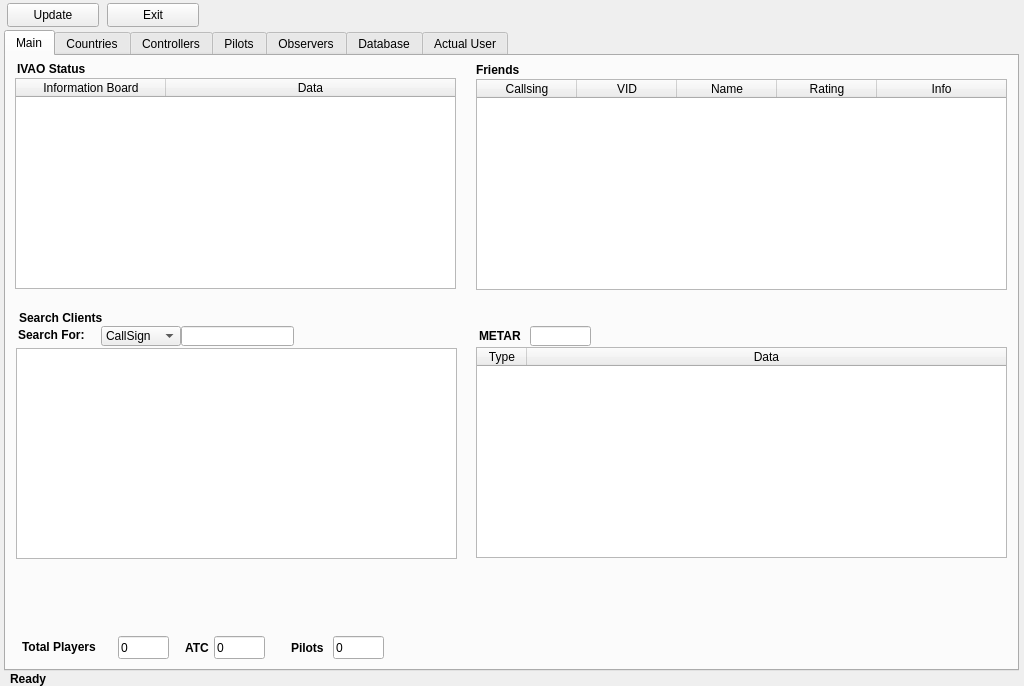
Before: the Qt Designer form QtUI/MainWindow_UI.ui in emper0r/IVAO-status, drawn with Qt 5.
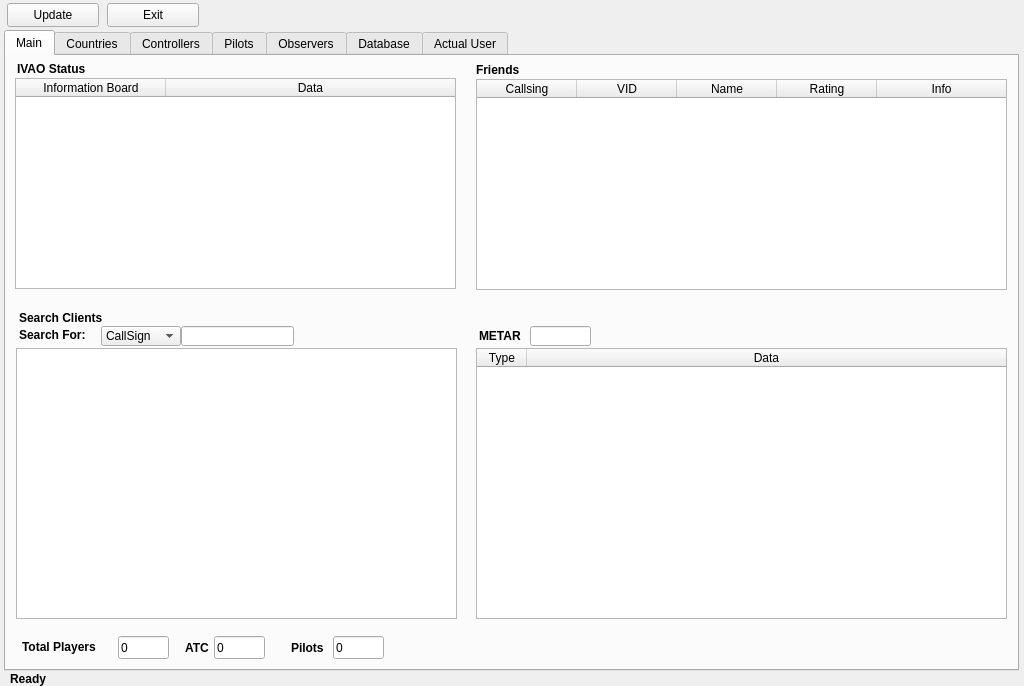
After: the same form once the commit is applied.

```diff
--- a/QtUI/MainWindow_UI.ui
+++ b/QtUI/MainWindow_UI.ui
@@ -412,17 +412,23 @@
         <x>10</x>
         <y>292</y>
         <width>441</width>
-        <height>211</height>
+        <height>271</height>
        </rect>
       </property>
       <property name="cursor" stdset="0">
        <cursorShape>PointingHandCursor</cursorShape>
       </property>
+      <property name="autoFillBackground">
+       <bool>true</bool>
+      </property>
+      <property name="alternatingRowColors">
+       <bool>true</bool>
+      </property>
      </widget>
      <widget class="QLabel" name="SearchForLabel">
       <property name="geometry">
        <rect>
-        <x>12</x>
+        <x>13</x>
         <y>271</y>
         <width>81</width>
         <height>16</height>
@@ -445,14 +451,17 @@
       <property name="geometry">
        <rect>
         <x>470</x>
-        <y>291</y>
+        <y>292</y>
         <width>531</width>
-        <height>211</height>
+        <height>271</height>
        </rect>
       </property>
       <property name="cursor" stdset="0">
        <cursorShape>PointingHandCursor</cursorShape>
       </property>
+      <property name="autoFillBackground">
+       <bool>true</bool>
+      </property>
       <property name="tabKeyNavigation">
        <bool>false</bool>
       </property>
@@ -462,6 +471,9 @@
       <property name="dragDropOverwriteMode">
        <bool>false</bool>
       </property>
+      <property name="alternatingRowColors">
+       <bool>true</bool>
+      </property>
       <property name="selectionMode">
        <enum>QAbstractItemView::SingleSelection</enum>
       </property>
```
Left out of the diff: 36 changed lines with no effect on the pictures.
